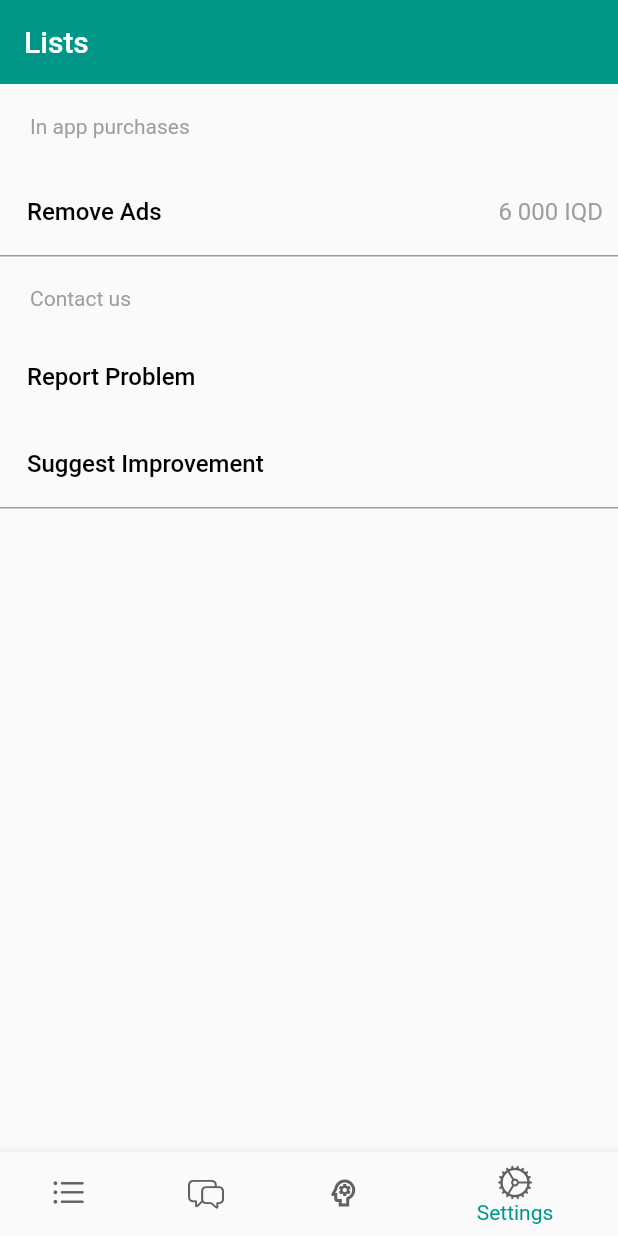
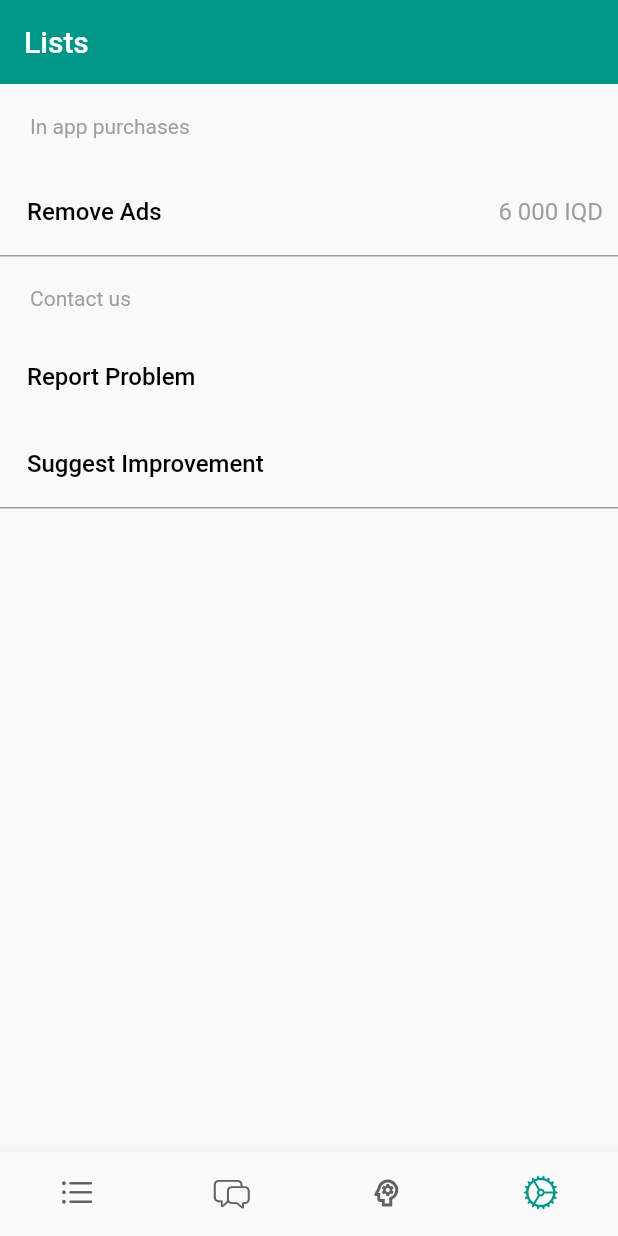
Before and after one commit to AbrorEsonov/flutter_firestore, a Flutter app: the screen it shows after launch, swiped to page 4, on a phone screen of 412 x 824 dp. Run offline on Flutter 3.47's test engine with Material 2 defaults, Android fonts, the phone set to English and light mode, and no system bars; our stand-ins replace bloc, cloud_firestore, equatable, firebase_core, flutter_bloc, hive and 2 more; accounts and stored records are empty.

Commit message:
adding firebase firestore

```diff
--- a/lib/main.dart
+++ b/lib/main.dart
@@ -1,8 +1,13 @@
+import 'package:firebase_core/firebase_core.dart';
 import 'package:flutter/material.dart';
+import 'package:hive_flutter/hive_flutter.dart';
 import 'package:mywords/pages/home_page.dart';
-import 'package:mywords/pages/splashPage.dart';
+import 'package:mywords/pages/splash_page.dart';
 
-void main() {
+Future<void> main() async {
+  WidgetsFlutterBinding.ensureInitialized();
+  await Firebase.initializeApp();
+  await Hive.initFlutter();
   runApp(const MyApp());
 }
 
@@ -13,7 +18,7 @@ class MyApp extends StatelessWidget {
   Widget build(BuildContext context) {
     return MaterialApp(
       debugShowCheckedModeBanner: false,
-      title: 'Flutter Demo',
+      title: 'My Words',
       theme: ThemeData(
         primarySwatch: Colors.teal,
         visualDensity: VisualDensity.adaptivePlatformDensity,
--- /dev/null
+++ b/lib/models/word_model.dart
@@ -0,0 +1,27 @@
+import 'package:hive/hive.dart';
+import 'package:json_annotation/json_annotation.dart';
+
+part 'word_model.g.dart';
+
+@HiveType(typeId: 1)
+@JsonSerializable()
+class WordModel extends HiveObject {
+  @HiveField(0)
+  String word;
+  @HiveField(1)
+  String id;
+  @HiveField(2)
+  String definition;
+  @HiveField(3)
+  String example;
+  @HiveField(4)
+  String lesson;
+
+  WordModel(this.word,this.id, this.definition, this.example, this.lesson);
+
+  factory WordModel.fromJson(Map<String, dynamic> json) {
+    return _$WordModelFromJson(json);
+  }
+
+  Map<String, dynamic> toJson() => _$WordModelToJson(this);
+}
--- a/lib/pages/home_page.dart
+++ b/lib/pages/home_page.dart
@@ -1,10 +1,15 @@
 import 'package:flutter/cupertino.dart';
 import 'package:flutter/material.dart';
+import 'package:flutter_bloc/flutter_bloc.dart';
 import 'package:mywords/models/page_names.dart';
-import 'package:mywords/pages/lists_page.dart';
-import 'package:mywords/pages/mywords_page.dart';
+import 'package:mywords/pages/list_of_words/lists_page.dart';
+import 'package:mywords/pages/my_words_page.dart';
 import 'package:mywords/pages/settings_page.dart';
 import 'package:mywords/pages/study_page.dart';
+import 'package:mywords/services/word_service.dart';
+import 'package:provider/provider.dart';
+
+import '../services/provider/words_provider.dart';
 
 class HomePage extends StatefulWidget {
   const HomePage({Key? key}) : super(key: key);
@@ -18,12 +23,13 @@ class _HomePageState extends State<HomePage> {
   static int _selectedIndex = 0;
   String titleName = PageNames().listNames[_selectedIndex];
   PageController? _pageController;
+
   @override
   void initState() {
-    // TODO: implement initState
     super.initState();
     _pageController = PageController();
   }
+
   @override
   Widget build(BuildContext context) {
     return Scaffold(
@@ -32,8 +38,7 @@ class _HomePageState extends State<HomePage> {
         title: Text(titleName),
       ),
       body: PageView(
-
-        onPageChanged: (int index){
+        onPageChanged: (int index) {
           setState(() {
             _selectedIndex = index;
           });
@@ -41,7 +46,10 @@ class _HomePageState extends State<HomePage> {
         controller: _pageController,
         children: [
           // Lists page
-          ListsPage(),
+          ChangeNotifierProvider(
+            create: (context) => WordModelsProvider(),
+            child: ListsPage(),
+          ),
 
           // MyWords page
           MyWordsPage(),
@@ -49,31 +57,49 @@ class _HomePageState extends State<HomePage> {
           // Study Page
           StudyPage(),
 
-          // Settings Page
-          SettingsPage(),
+          SettingsPage()
         ],
       ),
       bottomNavigationBar: BottomNavigationBar(
-        backgroundColor: Colors.teal,
-
+        type: BottomNavigationBarType.fixed,
+        showSelectedLabels: false,
+        showUnselectedLabels: false,
+        // backgroundColor: Colors.teal,
         items: [
           BottomNavigationBarItem(
-            icon: Icon(CupertinoIcons.list_bullet,color: Colors.grey.shade700,),label: 'Lists'),
+              icon: Icon(
+                CupertinoIcons.list_bullet,
+                color: _selectedIndex == 0 ? Colors.teal : Colors.grey.shade700,
+              ),
+              label: 'Lists'),
           BottomNavigationBarItem(
-              icon: Icon(CupertinoIcons.bubble_left_bubble_right,color: Colors.grey.shade700,),label: 'Words'),
+              icon: Icon(
+                CupertinoIcons.bubble_left_bubble_right,
+                color: _selectedIndex == 1 ? Colors.teal : Colors.grey.shade700,
+              ),
+              label: 'Words'),
           BottomNavigationBarItem(
-              icon: Icon(Icons.psychology_outlined,color: Colors.grey.shade700,),label: 'Study'),
+              icon: Icon(
+                Icons.psychology_outlined,
+                color: _selectedIndex == 2 ? Colors.teal : Colors.grey.shade700,
+              ),
+              label: 'Study'),
           BottomNavigationBarItem(
-              icon: Icon(CupertinoIcons.settings,color: Colors.grey.shade700,),label: 'Settings'),
+              icon: Icon(
+                CupertinoIcons.settings,
+                color: _selectedIndex == 3 ? Colors.teal : Colors.grey.shade700,
+              ),
+              label: 'Settings'),
         ],
         currentIndex: _selectedIndex,
-        fixedColor: Colors.teal,
-        //selectedItemColor: Colors.teal,
-        onTap: (int index){
+        // fixedColor: Colors.teal,
+        selectedItemColor: Colors.teal,
+        onTap: (int index) {
           setState(() {
             titleName = PageNames().listNames[index];
             _selectedIndex = index;
-            _pageController?.animateToPage(index,duration: Duration(microseconds: 10), curve: Curves.easeInCirc);
+            _pageController?.animateToPage(index,
+                duration: Duration(microseconds: 10), curve: Curves.easeInCirc);
           });
         },
       ),
--- /dev/null
+++ b/lib/pages/list_of_words/words_bloc.dart
@@ -0,0 +1,15 @@
+import 'dart:async';
+
+import 'package:bloc/bloc.dart';
+import 'package:equatable/equatable.dart';
+
+part 'words_event.dart';
+part 'words_state.dart';
+
+class WordsBloc extends Bloc<WordsEvent, WordsState> {
+  WordsBloc() : super(WordsInitial()) {
+    on<WordsEvent>((event, emit) {
+
+    });
+  }
+}
--- /dev/null
+++ b/lib/pages/list_of_words/words_event.dart
@@ -0,0 +1,5 @@
+part of 'words_bloc.dart';
+
+abstract class WordsEvent extends Equatable {
+  const WordsEvent();
+}
--- a/lib/pages/splashPage.dart
+++ b/lib/pages/splash_page.dart
@@ -10,19 +10,17 @@ class SplashPage extends StatefulWidget {
 
 class _SplashPageState extends State<SplashPage> {
   _initTimer(){
-    Timer(Duration(seconds: 3),(){
-
+    Timer(Duration(seconds: 2),(){
         Navigator.pushReplacementNamed(context, HomePage.id);
     });
   }
 
   @override
   void initState() {
-    // TODO: implement initState
     super.initState();
     _initTimer();
+  }
 
-  }
   @override
   Widget build(BuildContext context) {
     return Scaffold(
--- /dev/null
+++ b/lib/services/api/firebase_api.dart
@@ -0,0 +1,53 @@
+import 'dart:async';
+
+import 'package:cloud_firestore/cloud_firestore.dart';
+import 'package:mywords/models/word_model.dart';
+
+class FirebaseApi{
+  static Future<String> createWord(WordModel wordModel) async{
+     final wordDoc = FirebaseFirestore.instance.collection("words").doc();
+
+     wordModel.id = wordDoc.id;
+     await wordDoc.set(wordModel.toJson());
+
+     return wordDoc.id;
+  }
+
+  static Future<Stream<QuerySnapshot<Object?>>> fetchAllWords() async {
+    List<WordModel> wordList = [];
+    DocumentSnapshot documentSnapshot =
+    await FirebaseFirestore.instance.collection('words').doc().get();
+    Stream<QuerySnapshot> wordStream = FirebaseFirestore.instance.collection('words').snapshots();
+    return wordStream;
+
+  }
+
+  static Stream<List> readTodos() => FirebaseFirestore.instance
+      .collection('todo')
+      .snapshots()
+      .transform(transformer(WordModel.fromJson)
+  as StreamTransformer<QuerySnapshot<Map<String, dynamic>>, List>);
+
+  static Future updateWords(WordModel wordModel) async {
+    final docWords = FirebaseFirestore.instance.collection('words').doc(wordModel.id);
+
+    await docWords.update(wordModel.toJson());
+  }
+
+  static Future deleteWords(WordModel wordModel) async {
+    final docWords = FirebaseFirestore.instance.collection('words').doc(wordModel.id);
+
+    await docWords.delete();
+  }
+
+  static StreamTransformer transformer(Function(Map<String, dynamic> json) fromJson) =>
+      StreamTransformer<QuerySnapshot<Map<String, dynamic>>, List>.fromHandlers(
+        handleData: (QuerySnapshot <Map<String, dynamic>> data, EventSink<List> sink) {
+          final snaps = data.docs.map((doc) => doc.data()).toList();
+          final objects = snaps.map((json) => fromJson(json)).toList();
+          sink.add(objects);
+        },
+      );
+
+
+}
--- /dev/null
+++ b/lib/services/word_service.dart
@@ -0,0 +1,38 @@
+import 'package:hive/hive.dart';
+import 'package:mywords/models/word_model.dart';
+
+import '../models/word.dart';
+
+class WordService {
+  late Box<Word> _words;
+
+  Future<void> init() async {
+    Hive.registerAdapter(WordModelAdapter());
+    _words = await Hive.openBox<Word>('words');
+
+    // await _tasks.clear();
+    //
+    // await _tasks.add(Task('testuser1', 'Subscribe to Flutter From Scratch', true));
+    // await _tasks.add(Task('flutterfromscratch', 'Comment on the video', false));
+  }
+
+  List<Word> getWords(String name) {
+    final words = _words.values.where((element) => element == name);
+    return words.toList();
+  }
+
+  void addTask(String word) {
+    _words.add(Word(word));
+  }
+
+  // Future<void> removeTask(final String task, final String username) async {
+  //   final taskToRemove = _tasks.values.firstWhere((element) => element.task == task && element.user == username);
+  //   await taskToRemove.delete();
+  // }
+  //
+  // Future<void> updateTask(final String task, final String username) async {
+  //   final taskToEdit = _tasks.values.firstWhere((element) => element.task == task && element.user == username);
+  //   final index = taskToEdit.key as int;
+  //   await _tasks.put(index, Task(username, task, !taskToEdit.completed));
+  // }
+}
```
Also changed, not shown: lib/models/word.dart (added, +19 -0 lines), lib/pages/list_of_words/lists_page.dart (added, +81 -0 lines), lib/pages/list_of_words/words_state.dart (added, +10 -0 lines), lib/pages/lists_page.dart (deleted, +0 -36 lines), lib/pages/my_words_page.dart (added, +83 -0 lines), lib/pages/mywords_page.dart (deleted, +0 -36 lines), lib/services/provider/words_provider.dart (added, +37 -0 lines), pubspec.yaml (+16 -0 lines), lib/models/word.g.dart (added), lib/models/word_model.g.dart (added), pubspec.lock, 9 other files.
